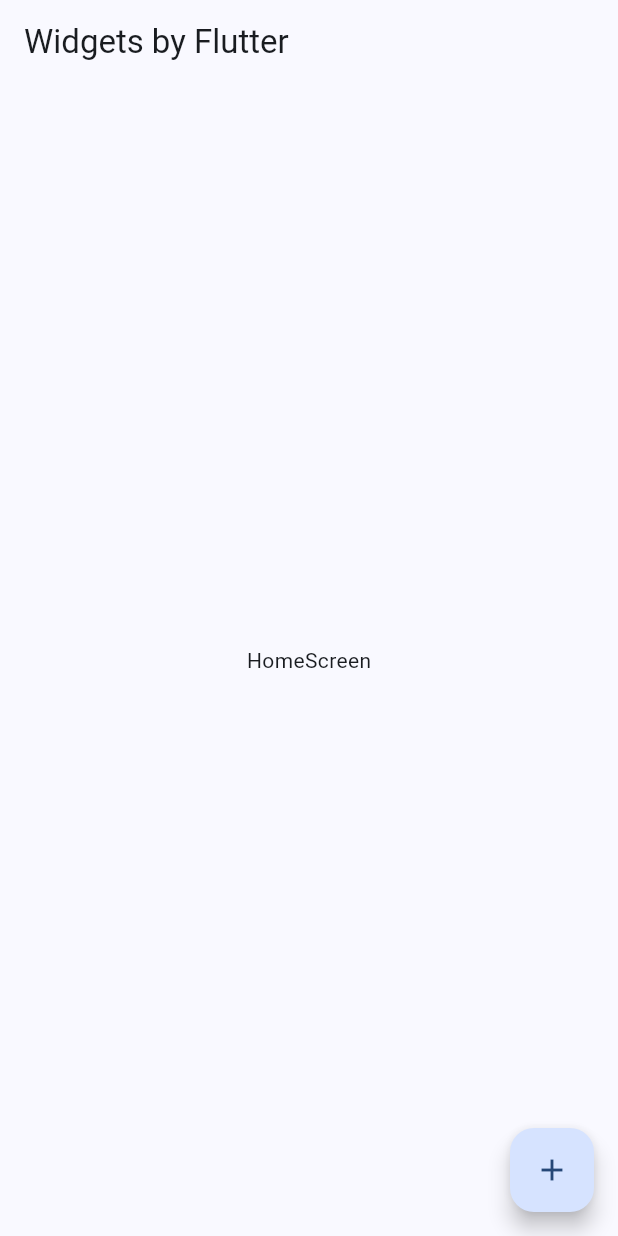
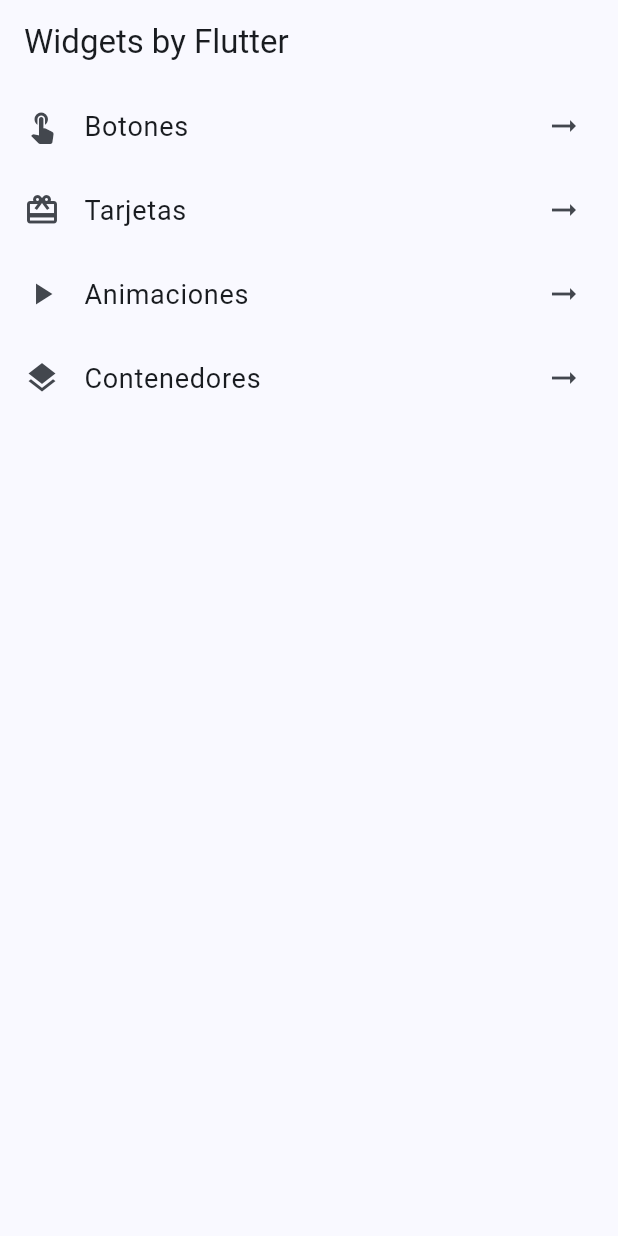
Before and after one commit to Ignaciomanchu1998/Widgets-Flutter, a Flutter app: the screen it shows after launch, on a phone screen of 412 x 824 dp. Run offline on Flutter 3.47's test engine with Material 3 defaults, Android fonts, the phone set to English and light mode, and no system bars.

Commit message:
🏠 Adding changes home screen.

```diff
--- a/lib/app/my_app.dart
+++ b/lib/app/my_app.dart
@@ -1,6 +1,7 @@
 import 'package:flutter/material.dart';
-import 'package:widgets_flutter/app/screens/home_screen.dart';
-import 'package:widgets_flutter/config/config.dart';
+
+import 'screens/screens.dart';
+import '../config/config.dart';
 
 class MyApp extends StatelessWidget {
   const MyApp({super.key});
--- a/lib/app/screens/home_screen.dart
+++ b/lib/app/screens/home_screen.dart
@@ -1,4 +1,6 @@
 import 'package:flutter/material.dart';
+
+import '../../config/config.dart';
 
 class HomeScreen extends StatelessWidget {
   const HomeScreen({super.key});
@@ -9,12 +11,23 @@ class HomeScreen extends StatelessWidget {
       appBar: AppBar(
         title: const Text('Widgets by Flutter'),
       ),
-      body: const Center(
-        child: Text('HomeScreen'),
-      ),
-      floatingActionButton: FloatingActionButton(
-        onPressed: () {},
-        child: const Icon(Icons.add),
+      body: ListView.builder(
+        shrinkWrap: true,
+        itemCount: MenuItemRoute.itemsMenu.length,
+        itemBuilder: (_, index) {
+          final item = MenuItemRoute.itemsMenu[index];
+          return ListTile(
+            leading: Icon(item.icon),
+            title: Text(
+              item.title,
+              style: const TextStyle(
+                fontSize: 18,
+              ),
+            ),
+            trailing: const Icon(Icons.arrow_right_alt_outlined),
+            onTap: () {},
+          );
+        },
       ),
     );
   }
--- a/lib/config/config.dart
+++ b/lib/config/config.dart
@@ -1 +1,2 @@
 export 'theme/app_theme.dart';
+export 'routes/routes.dart';
--- /dev/null
+++ b/lib/config/routes/menu_item_route.dart
@@ -0,0 +1,42 @@
+import 'package:flutter/material.dart';
+
+class MenuItemRoute {
+  final String title;
+  final String subtitle;
+  final IconData icon;
+  final String route;
+
+  MenuItemRoute({
+    required this.title,
+    required this.subtitle,
+    required this.icon,
+    required this.route,
+  });
+
+  static List<MenuItemRoute> itemsMenu = [
+    MenuItemRoute(
+      title: 'Botones',
+      subtitle: 'Agregando los botones que se usa en Flutter',
+      icon: Icons.touch_app,
+      route: '/settings',
+    ),
+    MenuItemRoute(
+      title: 'Tarjetas',
+      subtitle: 'Agregando las tarjetas que se usa en Flutter',
+      icon: Icons.card_giftcard,
+      route: '/settings',
+    ),
+    MenuItemRoute(
+      title: 'Animaciones',
+      subtitle: 'Agregando las animaciones que se usa en Flutter',
+      icon: Icons.play_arrow,
+      route: '/settings',
+    ),
+    MenuItemRoute(
+      title: 'Contenedores',
+      subtitle: 'Agregando los contenedores que se usa en Flutter',
+      icon: Icons.layers,
+      route: '/settings',
+    )
+  ];
+}
--- /dev/null
+++ b/lib/config/routes/routes.dart
@@ -0,0 +1 @@
+export 'menu_item_route.dart';
```
